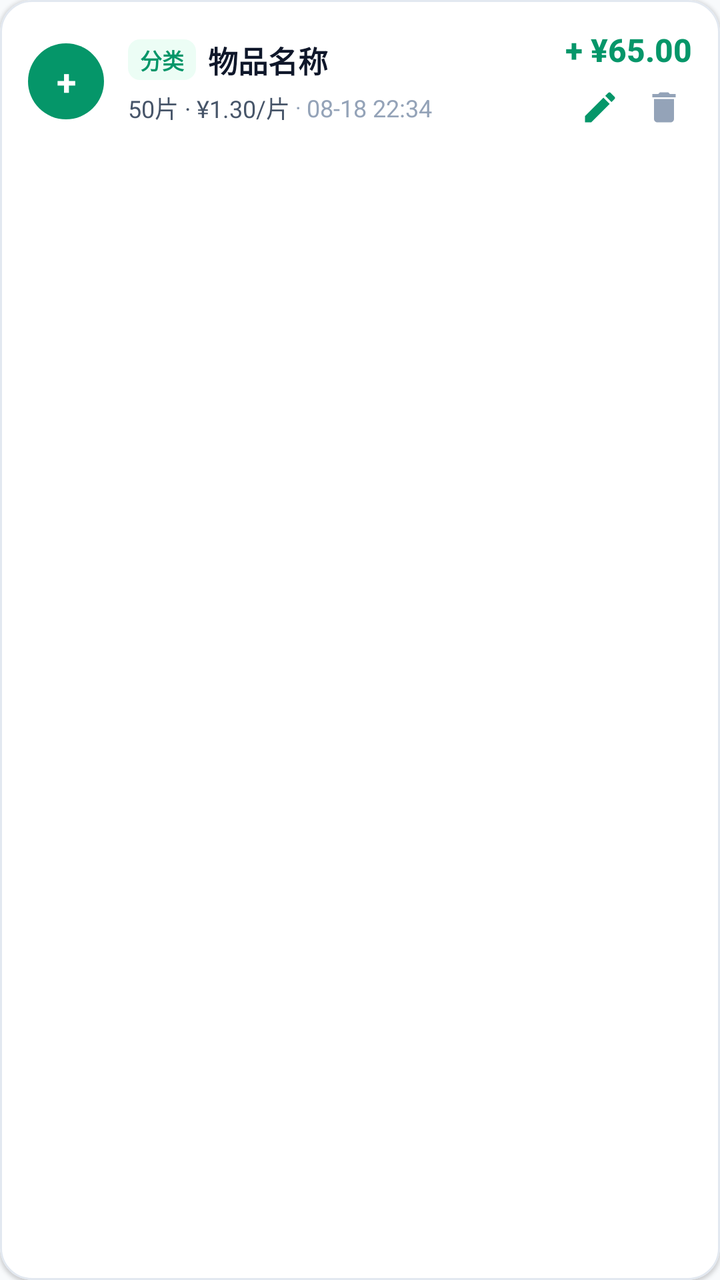
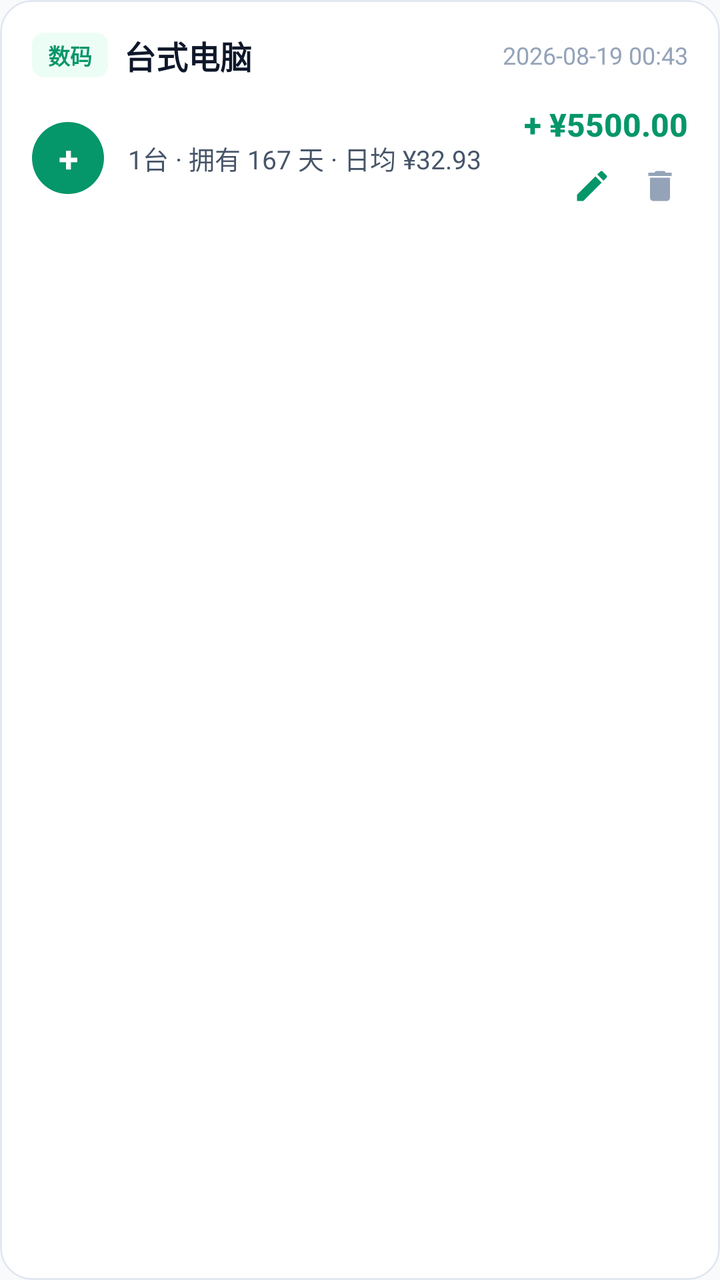

The first picture is an Android layout as it rendered before a commit; the second is the same layout after the commit. The layout source and the unified diff follow.
<!-- AndroidManifest.xml: application theme Theme.DiaperTracker -->
<!-- res/layout/row_history.xml -->
<?xml version="1.0" encoding="utf-8"?>
<com.google.android.material.card.MaterialCardView
    xmlns:android="http://schemas.android.com/apk/res/android"
    xmlns:app="http://schemas.android.com/apk/res-auto"
    android:layout_width="match_parent"
    android:layout_height="wrap_content"
    android:layout_marginHorizontal="16dp"
    android:layout_marginBottom="10dp"
    app:cardCornerRadius="16dp"
    app:cardElevation="1dp"
    app:cardBackgroundColor="@color/card"
    app:strokeColor="@color/card_border"
    app:strokeWidth="1dp">

    <LinearLayout
        android:layout_width="match_parent"
        android:layout_height="wrap_content"
        android:orientation="vertical"
        android:paddingHorizontal="14dp"
        android:paddingVertical="14dp">

        
        <LinearLayout
            android:layout_width="match_parent"
            android:layout_height="wrap_content"
            android:orientation="horizontal"
            android:gravity="center_vertical">

            
            <TextView
                android:id="@+id/badge"
                android:layout_width="38dp"
                android:layout_height="38dp"
                android:gravity="center"
                android:text="+"
                android:textColor="#FFFFFF"
                android:textSize="18sp"
                android:textStyle="bold"
                android:background="@drawable/bg_avatar" />

            
            <LinearLayout
                android:layout_width="0dp"
                android:layout_height="wrap_content"
                android:layout_weight="1"
                android:orientation="vertical"
                android:layout_marginStart="12dp"
                android:layout_marginEnd="10dp">

                
                <LinearLayout
                    android:layout_width="match_parent"
                    android:layout_height="wrap_content"
                    android:orientation="horizontal"
                    android:gravity="center_vertical">

                    <TextView
                        android:id="@+id/category_tag"
                        android:layout_width="wrap_content"
                        android:layout_height="wrap_content"
                        android:text="分类"
                        android:textSize="11sp"
                        android:textStyle="bold"
                        android:textColor="@color/primary"
                        android:background="@drawable/bg_cat_tag"
                        android:paddingHorizontal="6dp"
                        android:paddingVertical="2dp"
                        android:layout_marginEnd="6dp" />

                    <TextView
                        android:id="@+id/brand"
                        android:layout_width="0dp"
                        android:layout_height="wrap_content"
                        android:layout_weight="1"
                        android:text="物品名称"
                        android:textSize="15sp"
                        android:textStyle="bold"
                        android:textColor="@color/text_primary"
                        android:fontFamily="sans-serif-medium"
                        android:maxLines="1"
                        android:ellipsize="end" />
                </LinearLayout>

                
                <LinearLayout
                    android:layout_width="match_parent"
                    android:layout_height="wrap_content"
                    android:orientation="horizontal"
                    android:gravity="center_vertical"
                    android:layout_marginTop="4dp">

                    <TextView
                        android:id="@+id/qtyInfo"
                        android:layout_width="wrap_content"
                        android:layout_height="wrap_content"
                        android:text="50片 · ¥1.30/片"
                        android:textSize="12sp"
                        android:textColor="@color/text_secondary" />

                    <TextView
                        android:layout_width="wrap_content"
                        android:layout_height="wrap_content"
                        android:text=" · "
                        android:textSize="11sp"
                        android:textColor="@color/text_tertiary" />

                    <TextView
                        android:id="@+id/time"
                        android:layout_width="wrap_content"
                        android:layout_height="wrap_content"
                        android:text="08-18 22:34"
                        android:textSize="12sp"
                        android:textColor="@color/text_tertiary" />
                </LinearLayout>
            </LinearLayout>

            
            <LinearLayout
                android:layout_width="wrap_content"
                android:layout_height="wrap_content"
                android:orientation="vertical"
                android:gravity="end">

                
                <TextView
                    android:id="@+id/amount"
                    android:layout_width="wrap_content"
                    android:layout_height="wrap_content"
                    android:text="+ ¥65.00"
                    android:textSize="16sp"
                    android:textStyle="bold"
                    android:textColor="@color/primary"
                    android:fontFamily="sans-serif-medium" />

                
                <LinearLayout
                    android:layout_width="wrap_content"
                    android:layout_height="wrap_content"
                    android:orientation="horizontal"
                    android:gravity="center_vertical"
                    android:layout_marginTop="4dp">

                    <ImageView
                        android:id="@+id/editBtn"
                        android:layout_width="28dp"
                        android:layout_height="28dp"
                        android:src="@drawable/ic_edit"
                        app:tint="@color/primary"
                        android:background="?attr/selectableItemBackgroundBorderless"
                        android:contentDescription="编辑"
                        android:padding="4dp" />

                    <ImageView
                        android:id="@+id/deleteBtn"
                        android:layout_width="28dp"
                        android:layout_height="28dp"
                        android:layout_marginStart="4dp"
                        android:src="@drawable/ic_delete"
                        app:tint="@color/text_hint"
                        android:background="?attr/selectableItemBackgroundBorderless"
                        android:contentDescription="删除"
                        android:padding="4dp" />
                </LinearLayout>
            </LinearLayout>

        </LinearLayout>

        
        <LinearLayout
            android:id="@+id/location_badge_container"
            android:layout_width="match_parent"
            android:layout_height="wrap_content"
            android:orientation="horizontal"
            android:gravity="center_vertical"
            android:background="@drawable/bg_changelog_box"
            android:paddingHorizontal="10dp"
            android:paddingVertical="5dp"
            android:layout_marginTop="8dp"
            android:visibility="gone">

            <TextView
                android:id="@+id/location_text"
                android:layout_width="0dp"
                android:layout_height="wrap_content"
                android:layout_weight="1"
                android:text="📍 放置于: 🏠 自己的家 · 主卧衣柜二层"
                android:textSize="12sp"
                android:textColor="@color/primary" />

            <TextView
                android:id="@+id/btn_loc_history_badge"
                android:layout_width="wrap_content"
                android:layout_height="wrap_content"
                android:text="轨迹 ▾"
                android:textSize="11sp"
                android:textColor="@color/text_secondary"
                android:paddingHorizontal="6dp"
                android:paddingVertical="2dp"
                android:background="@drawable/bg_chip_inactive" />
        </LinearLayout>

        
        <TextView
            android:id="@+id/notes_text"
            android:layout_width="match_parent"
            android:layout_height="wrap_content"
            android:text="💬 备注: 618京东自营购入"
            android:textSize="12sp"
            android:textColor="@color/text_secondary"
            android:background="@drawable/bg_qty"
            android:paddingHorizontal="10dp"
            android:paddingVertical="5dp"
            android:layout_marginTop="6dp"
            android:visibility="gone" />

    </LinearLayout>

</com.google.android.material.card.MaterialCardView>
<!-- resources referenced by this layout -->
<resources>
  <color name="card">#FFFFFF</color>
  <color name="card_border">#E2E8F0</color>
  <color name="primary">#059669</color>
  <color name="text_hint">#94A3B8</color>
  <color name="text_primary">#0F172A</color>
  <color name="text_secondary">#475569</color>
  <color name="text_tertiary">#94A3B8</color>
  <!-- drawable bg_avatar (drawable) -->
  <?xml version="1.0" encoding="utf-8"?>
  <shape xmlns:android="http://schemas.android.com/apk/res/android" android:shape="oval">
      <solid android:color="@color/primary" />
  </shape>
  <!-- drawable bg_cat_tag (drawable) -->
  <?xml version="1.0" encoding="utf-8"?>
  <shape xmlns:android="http://schemas.android.com/apk/res/android"
      android:shape="rectangle">
      <solid android:color="@color/primary_surface" />
      <corners android:radius="6dp" />
  </shape>
  <!-- drawable bg_changelog_box (drawable) -->
  <?xml version="1.0" encoding="utf-8"?>
  <shape xmlns:android="http://schemas.android.com/apk/res/android"
      android:shape="rectangle">
      <solid android:color="@color/input_bg" />
      <corners android:radius="14dp" />
      <stroke
          android:width="1dp"
          android:color="@color/card_border" />
  </shape>
  <!-- drawable bg_chip_inactive (drawable) -->
  <?xml version="1.0" encoding="utf-8"?>
  <shape xmlns:android="http://schemas.android.com/apk/res/android"
      android:shape="rectangle">
      <solid android:color="@color/card" />
      <stroke android:width="1dp" android:color="@color/card_border" />
      <corners android:radius="10dp" />
  </shape>
  <!-- drawable bg_qty (drawable) -->
  <?xml version="1.0" encoding="utf-8"?>
  <shape xmlns:android="http://schemas.android.com/apk/res/android">
      <solid android:color="@color/input_bg" />
      <corners android:radius="12dp" />
      <stroke android:width="1dp" android:color="@color/card_border" />
  </shape>
  <!-- drawable ic_delete (drawable) -->
  <?xml version="1.0" encoding="utf-8"?>
  <vector xmlns:android="http://schemas.android.com/apk/res/android"
      android:width="24dp"
      android:height="24dp"
      android:viewportWidth="24"
      android:viewportHeight="24"
      android:tint="@color/text_secondary">
      <path
          android:fillColor="#FFFFFFFF"
          android:pathData="M6,19c0,1.1 0.9,2 2,2h8c1.1,0 2,-0.9 2,-2V7H6v12zM19,4h-3.5l-1,-1h-5l-1,1H5v2h14V4z" />
  </vector>
  <!-- drawable ic_edit (drawable) -->
  <vector xmlns:android="http://schemas.android.com/apk/res/android"
      android:width="24dp"
      android:height="24dp"
      android:viewportWidth="24"
      android:viewportHeight="24">
      <path
          android:fillColor="#FFFFFFFF"
          android:pathData="M3,17.25V21h3.75L17.81,9.94l-3.75,-3.75L3,17.25zM20.71,7.04c0.39,-0.39 0.39,-1.02 0,-1.41l-2.34,-2.34c-0.39,-0.39 -1.02,-0.39 -1.41,0l-1.83,1.83 3.75,3.75 1.83,-1.83z" />
  </vector>
  <style name="Theme.DiaperTracker" parent="Theme.Material3.DayNight.NoActionBar">
          <item name="colorPrimary">@color/primary</item>
          <item name="colorPrimaryDark">@color/primary_dark</item>
          <item name="colorSecondary">@color/accent</item>
          <item name="android:colorBackground">@color/background</item>
          <item name="android:statusBarColor">@color/primary_dark</item>
          <item name="android:windowLightStatusBar">false</item>
          <item name="android:navigationBarColor">@color/card</item>
          <item name="android:windowLightNavigationBar">true</item>
      </style>
  <color name="primary_surface">#ECFDF5</color>
  <color name="input_bg">#F1F5F9</color>
  <color name="primary_dark">#047857</color>
  <color name="accent">#F59E0B</color>
  <color name="background">#F8FAFC</color>
</resources>

<!-- the commit's change to res/layout/row_history.xml (unified diff, before → after) -->
@@ -5,9 +5,9 @@
     android:layout_width="match_parent"
     android:layout_height="wrap_content"
     android:layout_marginHorizontal="16dp"
-    android:layout_marginBottom="10dp"
+    android:layout_marginBottom="12dp"
     app:cardCornerRadius="16dp"
-    app:cardElevation="1dp"
+    app:cardElevation="0dp"
     app:cardBackgroundColor="@color/card"
     app:strokeColor="@color/card_border"
     app:strokeWidth="1dp">
@@ -16,8 +16,57 @@
         android:layout_width="match_parent"
         android:layout_height="wrap_content"
         android:orientation="vertical"
-        android:paddingHorizontal="14dp"
-        android:paddingVertical="14dp">
+        android:padding="16dp">
+
+        
+        <LinearLayout
+            android:layout_width="match_parent"
+            android:layout_height="wrap_content"
+            android:orientation="horizontal"
+            android:gravity="center_vertical"
+            android:layout_marginBottom="12dp">
+
+            <TextView
+                android:id="@+id/category_tag"
+                android:layout_width="wrap_content"
+                android:layout_height="wrap_content"
+                android:text="数码"
+                android:textSize="11sp"
+                android:textStyle="bold"
+                android:textColor="@color/primary"
+                android:background="@drawable/bg_cat_tag"
+                android:paddingHorizontal="8dp"
+                android:paddingVertical="3dp"
+                android:singleLine="true"
+                android:maxLines="1"
+                android:layout_marginEnd="8dp" />
+
+            <TextView
+                android:id="@+id/brand"
+                android:layout_width="0dp"
+                android:layout_height="wrap_content"
+                android:layout_weight="1"
+                android:text="台式电脑"
+                android:textSize="16sp"
+                android:textStyle="bold"
+                android:textColor="@color/text_primary"
+                android:fontFamily="sans-serif-medium"
+                android:singleLine="true"
+                android:maxLines="1"
+                android:ellipsize="end" />
+
+            
+            <TextView
+                android:id="@+id/time"
+                android:layout_width="wrap_content"
+                android:layout_height="wrap_content"
+                android:text="2026-08-19 00:43"
+                android:textSize="12sp"
+                android:textColor="@color/text_tertiary"
+                android:singleLine="true"
+                android:maxLines="1"
+                android:layout_marginStart="8dp" />
+        </LinearLayout>
 
         
         <LinearLayout
@@ -29,8 +78,8 @@
             
             <TextView
                 android:id="@+id/badge"
-                android:layout_width="38dp"
-                android:layout_height="38dp"
+                android:layout_width="36dp"
+                android:layout_height="36dp"
                 android:gravity="center"
                 android:text="+"
                 android:textColor="#FFFFFF"
@@ -43,75 +92,18 @@
                 android:layout_width="0dp"
                 android:layout_height="wrap_content"
                 android:layout_weight="1"
-                android:orientation="vertical"
                 android:layout_marginStart="12dp"
-                android:layout_marginEnd="10dp">
-
-                
-                <LinearLayout
+                android:layout_marginEnd="10dp"
+                android:orientation="vertical">
+
+                <TextView
+                    android:id="@+id/qtyInfo"
                     android:layout_width="match_parent"
                     android:layout_height="wrap_content"
-                    android:orientation="horizontal"
-                    android:gravity="center_vertical">
-
-                    <TextView
-                        android:id="@+id/category_tag"
-                        android:layout_width="wrap_content"
-                        android:layout_height="wrap_content"
-                        android:text="分类"
-                        android:textSize="11sp"
-                        android:textStyle="bold"
-                        android:textColor="@color/primary"
-                        android:background="@drawable/bg_cat_tag"
-                        android:paddingHorizontal="6dp"
-                        android:paddingVertical="2dp"
-                        android:layout_marginEnd="6dp" />
-
-                    <TextView
-                        android:id="@+id/brand"
-                        android:layout_width="0dp"
-                        android:layout_height="wrap_content"
-                        android:layout_weight="1"
-                        android:text="物品名称"
-                        android:textSize="15sp"
-                        android:textStyle="bold"
-                        android:textColor="@color/text_primary"
-                        android:fontFamily="sans-serif-medium"
-                        android:maxLines="1"
-                        android:ellipsize="end" />
-                </LinearLayout>
-
-                
-                <LinearLayout
-                    android:layout_width="match_parent"
-                    android:layout_height="wrap_content"
-                    android:orientation="horizontal"
-                    android:gravity="center_vertical"
-                    android:layout_marginTop="4dp">
-
-                    <TextView
-                        android:id="@+id/qtyInfo"
-                        android:layout_width="wrap_content"
-                        android:layout_height="wrap_content"
-                        android:text="50片 · ¥1.30/片"
-                        android:textSize="12sp"
-                        android:textColor="@color/text_secondary" />
-
-                    <TextView
-                        android:layout_width="wrap_content"
-                        android:layout_height="wrap_content"
-                        android:text=" · "
-                        android:textSize="11sp"
-                        android:textColor="@color/text_tertiary" />
-
-                    <TextView
-                        android:id="@+id/time"
-                        android:layout_width="wrap_content"
-                        android:layout_height="wrap_content"
-                        android:text="08-18 22:34"
-                        android:textSize="12sp"
-                        android:textColor="@color/text_tertiary" />
-                </LinearLayout>
+                    android:text="1台 · 拥有 167 天 · 日均 ¥32.93"
+                    android:textSize="13sp"
+                    android:textColor="@color/text_secondary"
+                    android:lineSpacingExtra="2dp" />
             </LinearLayout>
 
             
@@ -121,24 +113,23 @@
                 android:orientation="vertical"
                 android:gravity="end">
 
-                
                 <TextView
                     android:id="@+id/amount"
                     android:layout_width="wrap_content"
                     android:layout_height="wrap_content"
-                    android:text="+ ¥65.00"
+                    android:text="+ ¥5500.00"
                     android:textSize="16sp"
                     android:textStyle="bold"
                     android:textColor="@color/primary"
-                    android:fontFamily="sans-serif-medium" />
-
-                
+                    android:fontFamily="sans-serif-medium"
+                    android:singleLine="true" />
+
                 <LinearLayout
                     android:layout_width="wrap_content"
                     android:layout_height="wrap_content"
                     android:orientation="horizontal"
                     android:gravity="center_vertical"
-                    android:layout_marginTop="4dp">
+                    android:layout_marginTop="6dp">
 
                     <ImageView
                         android:id="@+id/editBtn"
@@ -154,7 +145,7 @@
                         android:id="@+id/deleteBtn"
                         android:layout_width="28dp"
                         android:layout_height="28dp"
-                        android:layout_marginStart="4dp"
+                        android:layout_marginStart="6dp"
                         android:src="@drawable/ic_delete"
                         app:tint="@color/text_hint"
                         android:background="?attr/selectableItemBackgroundBorderless"
@@ -173,9 +164,9 @@
             android:orientation="horizontal"
             android:gravity="center_vertical"
             android:background="@drawable/bg_changelog_box"
-            android:paddingHorizontal="10dp"
-            android:paddingVertical="5dp"
-            android:layout_marginTop="8dp"
+            android:paddingHorizontal="12dp"
+            android:paddingVertical="7dp"
+            android:layout_marginTop="10dp"
             android:visibility="gone">
 
             <TextView
@@ -183,7 +174,7 @@
                 android:layout_width="0dp"
                 android:layout_height="wrap_content"
                 android:layout_weight="1"
-                android:text="📍 放置于: 🏠 自己的家 · 主卧衣柜二层"
+                android:text="📍 自己的家 · 次卧"
                 android:textSize="12sp"
                 android:textColor="@color/primary" />
 
@@ -194,8 +185,8 @@
                 android:text="轨迹 ▾"
                 android:textSize="11sp"
                 android:textColor="@color/text_secondary"
-                android:paddingHorizontal="6dp"
-                android:paddingVertical="2dp"
+                android:paddingHorizontal="8dp"
+                android:paddingVertical="3dp"
                 android:background="@drawable/bg_chip_inactive" />
         </LinearLayout>
 
@@ -204,12 +195,12 @@
             android:id="@+id/notes_text"
             android:layout_width="match_parent"
             android:layout_height="wrap_content"
-            android:text="💬 备注: 618京东自营购入"
+            android:text="💬 备注: 京东组装件"
             android:textSize="12sp"
             android:textColor="@color/text_secondary"
             android:background="@drawable/bg_qty"
-            android:paddingHorizontal="10dp"
-            android:paddingVertical="5dp"
+            android:paddingHorizontal="12dp"
+            android:paddingVertical="6dp"
             android:layout_marginTop="6dp"
             android:visibility="gone" />
 
